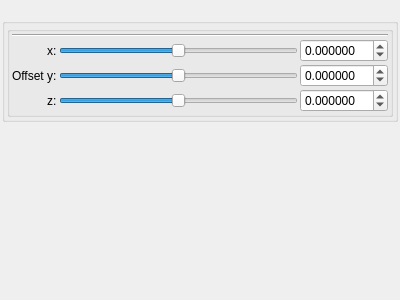
First picture: the form in mandelbulber2/qt_data/fractal_eiffie_msltoe.ui, repository buddhi1980/mandelbulber2, before the edit.
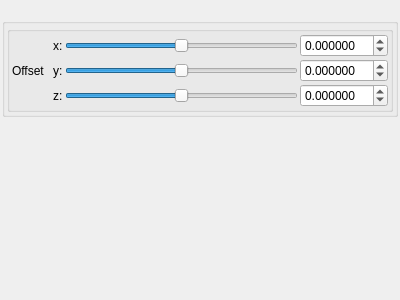
Second picture: the form after the edit. Custom widgets are drawn as their Qt base class.

Diff of the .ui file:
```diff
--- a/mandelbulber2/qt_data/fractal_eiffie_msltoe.ui
+++ b/mandelbulber2/qt_data/fractal_eiffie_msltoe.ui
@@ -95,170 +95,93 @@
            <property name="spacing">
             <number>2</number>
            </property>
-           <item row="0" column="1" colspan="4">
-            <widget class="Line" name="line_56">
+           <item row="1" column="4">
+            <widget class="MyDoubleSpinBox" name="spinbox3_transf_addition_constant_neg100_y">
+             <property name="sizePolicy">
+              <sizepolicy hsizetype="Minimum" vsizetype="Maximum">
+               <horstretch>0</horstretch>
+               <verstretch>0</verstretch>
+              </sizepolicy>
+             </property>
+             <property name="prefix">
+              <string/>
+             </property>
+             <property name="suffix">
+              <string/>
+             </property>
+             <property name="decimals">
+              <number>6</number>
+             </property>
+             <property name="minimum">
+              <double>-99.989999999999995</double>
+             </property>
+             <property name="maximum">
+              <double>99.989999999999995</double>
+             </property>
+             <property name="singleStep">
+              <double>0.100000000000000</double>
+             </property>
+            </widget>
+           </item>
+           <item row="0" column="3">
+            <widget class="QSlider" name="slider3_transf_addition_constant_neg100_x">
+             <property name="sizePolicy">
+              <sizepolicy hsizetype="Preferred" vsizetype="Preferred">
+               <horstretch>0</horstretch>
+               <verstretch>0</verstretch>
+              </sizepolicy>
+             </property>
+             <property name="minimum">
+              <number>-5000000</number>
+             </property>
+             <property name="maximum">
+              <number>5000000</number>
+             </property>
+             <property name="singleStep">
+              <number>1</number>
+             </property>
              <property name="orientation">
               <enum>Qt::Horizontal</enum>
              </property>
             </widget>
            </item>
-           <item row="1" column="2">
-            <widget class="QLabel" name="label_257">
-             <property name="text">
-              <string>x:</string>
+           <item row="1" column="3">
+            <widget class="QSlider" name="slider3_transf_addition_constant_neg100_y">
+             <property name="sizePolicy">
+              <sizepolicy hsizetype="Expanding" vsizetype="Maximum">
+               <horstretch>0</horstretch>
+               <verstretch>0</verstretch>
+              </sizepolicy>
+             </property>
+             <property name="minimum">
+              <number>-5000000</number>
+             </property>
+             <property name="maximum">
+              <number>5000000</number>
+             </property>
+             <property name="singleStep">
+              <number>1</number>
+             </property>
+             <property name="orientation">
+              <enum>Qt::Horizontal</enum>
              </property>
             </widget>
            </item>
            <item row="2" column="2">
-            <widget class="QLabel" name="label_264">
-             <property name="text">
-              <string>y:</string>
-             </property>
-            </widget>
-           </item>
-           <item row="3" column="2">
             <widget class="QLabel" name="label_266">
              <property name="text">
               <string>z:</string>
              </property>
             </widget>
            </item>
-           <item row="2" column="1">
+           <item row="1" column="1">
             <widget class="QLabel" name="label_267">
              <property name="text">
-              <string>Offset</string>
-             </property>
-            </widget>
-           </item>
-           <item row="1" column="3">
-            <widget class="QSlider" name="slider3_transf_addition_constant_neg100_x">
-             <property name="sizePolicy">
-              <sizepolicy hsizetype="Preferred" vsizetype="Preferred">
-               <horstretch>0</horstretch>
-               <verstretch>0</verstretch>
-              </sizepolicy>
-             </property>
-             <property name="minimum">
-              <number>-5000000</number>
-             </property>
-             <property name="maximum">
-              <number>5000000</number>
-             </property>
-             <property name="singleStep">
-              <number>1</number>
-             </property>
-             <property name="orientation">
-              <enum>Qt::Horizontal</enum>
-             </property>
-            </widget>
-           </item>
-           <item row="3" column="4">
-            <widget class="MyDoubleSpinBox" name="spinbox3_transf_addition_constant_neg100_z">
-             <property name="sizePolicy">
-              <sizepolicy hsizetype="Minimum" vsizetype="Maximum">
-               <horstretch>0</horstretch>
-               <verstretch>0</verstretch>
-              </sizepolicy>
-             </property>
-             <property name="prefix">
-              <string/>
-             </property>
-             <property name="suffix">
-              <string/>
-             </property>
-             <property name="decimals">
-              <number>6</number>
-             </property>
-             <property name="minimum">
-              <double>-99.989999999999995</double>
-             </property>
-             <property name="maximum">
-              <double>99.989999999999995</double>
-             </property>
-             <property name="singleStep">
-              <double>0.100000000000000</double>
-             </property>
-            </widget>
-           </item>
-           <item row="2" column="4">
-            <widget class="MyDoubleSpinBox" name="spinbox3_transf_addition_constant_neg100_y">
-             <property name="sizePolicy">
-              <sizepolicy hsizetype="Minimum" vsizetype="Maximum">
-               <horstretch>0</horstretch>
-               <verstretch>0</verstretch>
-              </sizepolicy>
-             </property>
-             <property name="prefix">
-              <string/>
-             </property>
-             <property name="suffix">
-              <string/>
-             </property>
-             <property name="decimals">
-              <number>6</number>
-             </property>
-             <property name="minimum">
-              <double>-99.989999999999995</double>
-             </property>
-             <property name="maximum">
-              <double>99.989999999999995</double>
-             </property>
-             <property name="singleStep">
-              <double>0.100000000000000</double>
+              <string>Offset  </string>
              </property>
             </widget>
            </item>
            <item row="2" column="3">
-            <widget class="QSlider" name="slider3_transf_addition_constant_neg100_y">
-             <property name="sizePolicy">
-              <sizepolicy hsizetype="Expanding" vsizetype="Maximum">
-               <horstretch>0</horstretch>
-               <verstretch>0</verstretch>
-              </sizepolicy>
-             </property>
-             <property name="minimum">
-              <number>-5000000</number>
-             </property>
-             <property name="maximum">
-              <number>5000000</number>
-             </property>
-             <property name="singleStep">
-              <number>1</number>
-             </property>
-             <property name="orientation">
-              <enum>Qt::Horizontal</enum>
-             </property>
-            </widget>
-           </item>
-           <item row="1" column="4">
-            <widget class="MyDoubleSpinBox" name="spinbox3_transf_addition_constant_neg100_x">
-             <property name="sizePolicy">
-              <sizepolicy hsizetype="Minimum" vsizetype="Maximum">
-               <horstretch>0</horstretch>
-               <verstretch>0</verstretch>
-              </sizepolicy>
-             </property>
-             <property name="prefix">
-              <string/>
-             </property>
-             <property name="suffix">
-              <string/>
-             </property>
-             <property name="decimals">
-              <number>6</number>
-             </property>
-             <property name="minimum">
-              <double>-99.989999999999995</double>
-             </property>
-             <property name="maximum">
-              <double>99.989999999999995</double>
-             </property>
-             <property name="singleStep">
-              <double>0.100000000000000</double>
-             </property>
-            </widget>
-           </item>
-           <item row="3" column="3">
             <widget class="QSlider" name="slider3_transf_addition_constant_neg100_z">
              <property name="sizePolicy">
               <sizepolicy hsizetype="Expanding" vsizetype="Maximum">
@@ -280,6 +203,76 @@
              </property>
             </widget>
            </item>
+           <item row="1" column="2">
+            <widget class="QLabel" name="label_264">
+             <property name="text">
+              <string>y:</string>
+             </property>
+            </widget>
+           </item>
+           <item row="0" column="2">
+            <widget class="QLabel" name="label_257">
+             <property name="text">
+              <string>x:</string>
+             </property>
+            </widget>
+           </item>
+           <item row="0" column="4">
+            <widget class="MyDoubleSpinBox" name="spinbox3_transf_addition_constant_neg100_x">
+             <property name="sizePolicy">
+              <sizepolicy hsizetype="Minimum" vsizetype="Maximum">
+               <horstretch>0</horstretch>
+               <verstretch>0</verstretch>
+              </sizepolicy>
+             </property>
+             <property name="prefix">
+              <string/>
+             </property>
+             <property name="suffix">
+              <string/>
+             </property>
+             <property name="decimals">
+              <number>6</number>
+             </property>
+             <property name="minimum">
+              <double>-99.989999999999995</double>
+             </property>
+             <property name="maximum">
+              <double>99.989999999999995</double>
+             </property>
+             <property name="singleStep">
+              <double>0.100000000000000</double>
+             </property>
+            </widget>
+           </item>
+           <item row="2" column="4">
+            <widget class="MyDoubleSpinBox" name="spinbox3_transf_addition_constant_neg100_z">
+             <property name="sizePolicy">
+              <sizepolicy hsizetype="Minimum" vsizetype="Maximum">
+               <horstretch>0</horstretch>
+               <verstretch>0</verstretch>
+              </sizepolicy>
+             </property>
+             <property name="prefix">
+              <string/>
+             </property>
+             <property name="suffix">
+              <string/>
+             </property>
+             <property name="decimals">
+              <number>6</number>
+             </property>
+             <property name="minimum">
+              <double>-99.989999999999995</double>
+             </property>
+             <property name="maximum">
+              <double>99.989999999999995</double>
+             </property>
+             <property name="singleStep">
+              <double>0.100000000000000</double>
+             </property>
+            </widget>
+           </item>
           </layout>
          </item>
         </layout>
```
